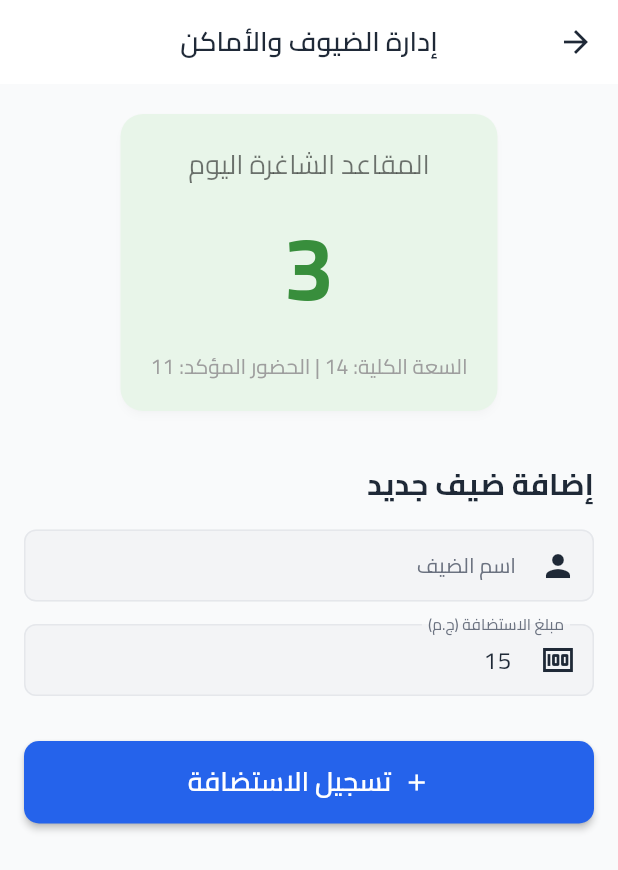
After one commit to abdulrahman0000123/capital-car-frontend, a Flutter app: the GuestManagementScreen screen opened directly, on a phone screen of 412 x 824 dp. The commit adds this screen. Shown: the top 870 px of the screen. Run offline on Flutter 3.47's test engine with Material 3 defaults, Android fonts, the phone set to English and light mode, and no system bars; our stand-ins replace flutter_map, flutter_riverpod, flutter_secure_storage, freezed_annotation, geolocator, go_router and 4 more; accounts and stored records are empty.

Commit message:
feat: Implement passenger live tracking, driver location tracking, and various new admin and passenger screens.

```diff
--- a/lib/core/router/app_router.dart
+++ b/lib/core/router/app_router.dart
@@ -1,4 +1,3 @@
-import 'package:flutter/material.dart';
 import 'package:flutter_riverpod/flutter_riverpod.dart';
 import 'package:go_router/go_router.dart';
 import 'package:capital_car_app/presentation/auth/splash_screen.dart';
--- a/lib/presentation/admin/admin_previous_weeks_screen.dart
+++ b/lib/presentation/admin/admin_previous_weeks_screen.dart
@@ -1,4 +1,3 @@
-import 'package:flutter/material.dart';
 import 'package:capital_car_app/presentation/passenger/previous_weeks_screen.dart';
 
 // Reuse the passenger previous weeks screen for admin
--- a/lib/presentation/admin/fund_control_screen.dart
+++ b/lib/presentation/admin/fund_control_screen.dart
@@ -1,6 +1,5 @@
 import 'package:flutter/material.dart';
 import 'package:flutter_riverpod/flutter_riverpod.dart';
-import 'package:go_router/go_router.dart';
 import 'package:capital_car_app/core/theme/colors.dart';
 import 'package:capital_car_app/core/constants/strings.dart';
 
--- /dev/null
+++ b/lib/presentation/admin/guest_management_screen.dart
@@ -0,0 +1,126 @@
+import 'package:flutter/material.dart';
+import 'package:flutter_riverpod/flutter_riverpod.dart';
+
+// Note: Requires backend implementation for fetching true guest capacity based on votes.
+class GuestManagementScreen extends ConsumerStatefulWidget {
+  const GuestManagementScreen({super.key});
+
+  @override
+  ConsumerState<GuestManagementScreen> createState() => _GuestManagementScreenState();
+}
+
+class _GuestManagementScreenState extends ConsumerState<GuestManagementScreen> {
+  // Mock Data
+  final int _maxCapacity = 14;
+  final int _votedGoing = 11;
+  int get _availableSeats => _maxCapacity - _votedGoing;
+
+  final TextEditingController _guestNameController = TextEditingController();
+  final TextEditingController _amountController = TextEditingController(text: '15'); // default 15 EGP
+
+  void _addGuest() {
+    if (_availableSeats <= 0) {
+      ScaffoldMessenger.of(context).showSnackBar(
+        const SnackBar(content: Text('السيارة ممتلئة ولا توجد مقاعد متاحة اليوم.'), backgroundColor: Colors.red),
+      );
+      return;
+    }
+
+    // TODO: Call API to add guest
+    final guestName = _guestNameController.text;
+    if (guestName.isNotEmpty) {
+      ScaffoldMessenger.of(context).showSnackBar(
+        SnackBar(content: Text('تم إضافة الضيف $guestName بنجاح'), backgroundColor: Colors.green),
+      );
+      Navigator.pop(context); // Go back or clear form
+    }
+  }
+
+  @override
+  Widget build(BuildContext context) {
+    return Scaffold(
+      appBar: AppBar(
+        title: const Text('إدارة الضيوف والأماكن'),
+        centerTitle: true,
+      ),
+      body: SingleChildScrollView(
+        padding: const EdgeInsets.all(16.0),
+        child: Column(
+          children: [
+            // Capacity Info Card
+            Card(
+              color: _availableSeats > 0 ? Colors.green.shade50 : Colors.red.shade50,
+              shape: RoundedRectangleBorder(borderRadius: BorderRadius.circular(15)),
+              child: Padding(
+                padding: const EdgeInsets.all(20.0),
+                child: Column(
+                  children: [
+                    const Text(
+                      'المقاعد الشاغرة اليوم',
+                      style: TextStyle(fontSize: 18, color: Colors.black54),
+                    ),
+                    const SizedBox(height: 10),
+                    Text(
+                      '$_availableSeats',
+                      style: TextStyle(
+                        fontSize: 60,
+                        fontWeight: FontWeight.bold,
+                        color: _availableSeats > 0 ? Colors.green.shade700 : Colors.red.shade700,
+                      ),
+                    ),
+                    const SizedBox(height: 10),
+                    Text(
+                      'السعة الكلية: $_maxCapacity | الحضور المؤكد: $_votedGoing',
+                      style: const TextStyle(fontSize: 14, color: Colors.grey),
+                    )
+                  ],
+                ),
+              ),
+            ),
+            const SizedBox(height: 30),
+
+            // Form
+            if (_availableSeats > 0) ...[
+              const Align(
+                alignment: Alignment.centerRight,
+                child: Text('إضافة ضيف جديد', style: TextStyle(fontSize: 20, fontWeight: FontWeight.bold)),
+              ),
+              const SizedBox(height: 15),
+              TextField(
+                controller: _guestNameController,
+                decoration: InputDecoration(
+                  labelText: 'اسم الضيف',
+                  prefixIcon: const Icon(Icons.person),
+                  border: OutlineInputBorder(borderRadius: BorderRadius.circular(10)),
+                ),
+              ),
+              const SizedBox(height: 15),
+              TextField(
+                controller: _amountController,
+                keyboardType: TextInputType.number,
+                decoration: InputDecoration(
+                  labelText: 'مبلغ الاستضافة (ج.م)',
+                  prefixIcon: const Icon(Icons.money),
+                  border: OutlineInputBorder(borderRadius: BorderRadius.circular(10)),
+                ),
+              ),
+              const SizedBox(height: 30),
+              SizedBox(
+                width: double.infinity,
+                child: ElevatedButton.icon(
+                  onPressed: _addGuest,
+                  icon: const Icon(Icons.add),
+                  label: const Text('تسجيل الاستضافة', style: TextStyle(fontSize: 18)),
+                  style: ElevatedButton.styleFrom(
+                    padding: const EdgeInsets.symmetric(vertical: 15),
+                    shape: RoundedRectangleBorder(borderRadius: BorderRadius.circular(10)),
+                  ),
+                ),
+              ),
+            ],
+          ],
+        ),
+      ),
+    );
+  }
+}
--- a/lib/presentation/admin/passenger_details_screen.dart
+++ b/lib/presentation/admin/passenger_details_screen.dart
@@ -58,7 +58,7 @@ class PassengerDetailsScreen extends StatelessWidget {
                 color: (isActive ? AppColors.success : AppColors.error).withOpacity(0.1),
                 borderRadius: BorderRadius.circular(20),
               ),
-              child: Row(
+              child: const Row(
                 mainAxisSize: MainAxisSize.min,
                 children: [
                   Icon(
@@ -66,7 +66,7 @@ class PassengerDetailsScreen extends StatelessWidget {
                     size: 18,
                     color: isActive ? AppColors.success : AppColors.error,
                   ),
-                  const SizedBox(width: 6),
+                  SizedBox(width: 6),
                   Text(
                     isActive ? 'نشط' : 'موقوف',
                     style: TextStyle(
--- a/lib/presentation/auth/splash_screen.dart
+++ b/lib/presentation/auth/splash_screen.dart
@@ -1,5 +1,4 @@
 import 'package:flutter/material.dart';
-import 'package:lottie/lottie.dart';
 import 'dart:async';
 import 'package:go_router/go_router.dart';
 import 'package:capital_car_app/core/theme/colors.dart';
--- a/pubspec.yaml
+++ b/pubspec.yaml
@@ -54,6 +54,9 @@ dependencies:
   # Additional utilities
   freezed_annotation: ^2.4.1
   json_annotation: ^4.8.1
+  geolocator: ^12.0.0
+  flutter_map: ^8.2.2
+  latlong2: ^0.9.1
 
 dev_dependencies:
   flutter_test:
```
Also changed, not shown: lib/presentation/admin/holidays_screen.dart (added, +87 -0 lines), lib/presentation/driver/driver_tracking_screen.dart (added, +131 -0 lines), lib/presentation/passenger/live_tracking_screen.dart (added, +75 -0 lines), lib/presentation/passenger/voting_screen.dart (added, +100 -0 lines), pubspec.lock, 2 other files.
